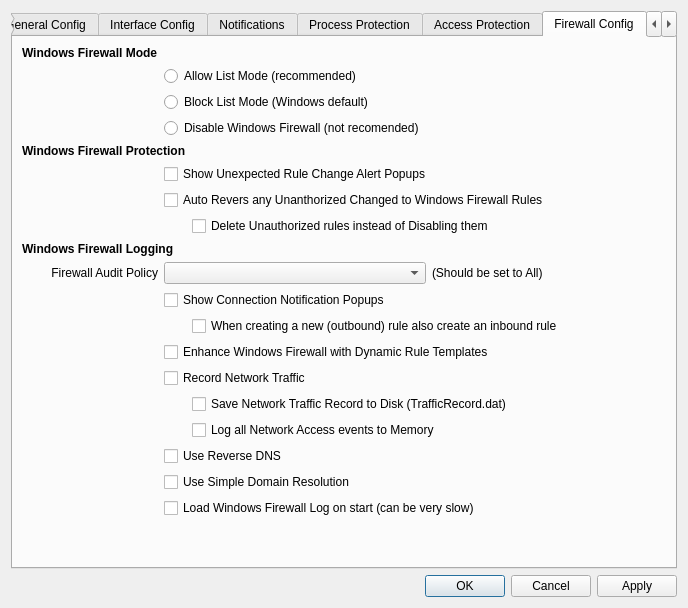
This is MajorPrivacy/Forms/SettingsWindow.ui in xanasoft/MajorPrivacy as Qt 5 draws it before an edit. The edited form follows.
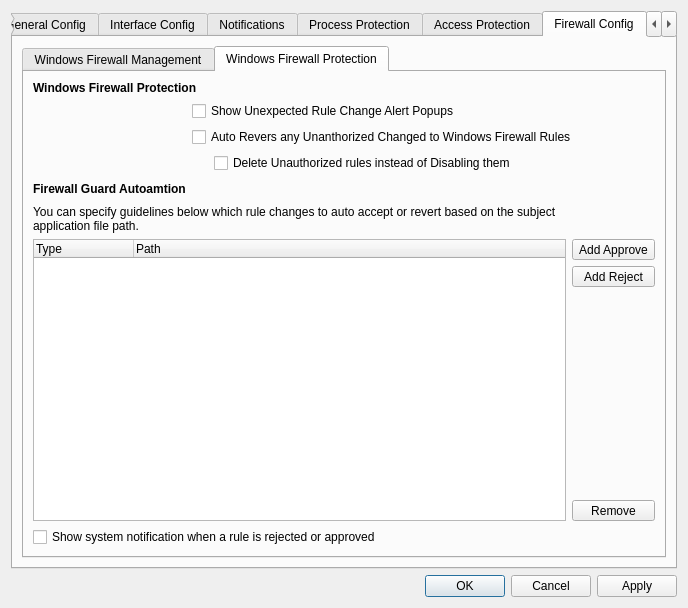
This is the edited form. The open tabs and pages were chosen to show the change. Icons and pictures are not drawn.

Patch:
```diff
--- a/MajorPrivacy/Forms/SettingsWindow.ui
+++ b/MajorPrivacy/Forms/SettingsWindow.ui
@@ -647,217 +647,371 @@
         </attribute>
         <layout class="QGridLayout" name="gridLayout_4">
          <item row="0" column="0">
-          <layout class="QGridLayout" name="gridLayout_2">
-           <item row="10" column="1" colspan="3">
-            <widget class="QCheckBox" name="chkFwShowPopUp">
-             <property name="text">
-              <string>Show Connection Notification Popups</string>
-             </property>
-            </widget>
-           </item>
-           <item row="8" column="0" colspan="2">
-            <widget class="QLabel" name="lblFwInfo">
-             <property name="font">
-              <font>
-               <bold>true</bold>
-               <kerning>true</kerning>
-              </font>
-             </property>
-             <property name="text">
-              <string>Windows Firewall Logging</string>
-             </property>
-            </widget>
-           </item>
-           <item row="18" column="1" colspan="3">
-            <widget class="QCheckBox" name="chkLoadFwLog">
-             <property name="text">
-              <string>Load Windows Firewall Log on start (can be very slow)</string>
-             </property>
-            </widget>
-           </item>
-           <item row="19" column="2">
-            <spacer name="horizontalSpacer">
-             <property name="orientation">
-              <enum>Qt::Orientation::Horizontal</enum>
-             </property>
-             <property name="sizeHint" stdset="0">
-              <size>
-               <width>40</width>
-               <height>20</height>
-              </size>
-             </property>
-            </spacer>
-           </item>
-           <item row="9" column="3">
-            <widget class="QLabel" name="label_4">
-             <property name="text">
-              <string>(Should be set to All)</string>
-             </property>
-            </widget>
-           </item>
-           <item row="11" column="2" colspan="2">
-            <widget class="QCheckBox" name="chkFwInOutRules">
-             <property name="text">
-              <string>When creating a new (outbound) rule also create an inbound rule</string>
-             </property>
-            </widget>
-           </item>
-           <item row="2" column="1" colspan="2">
-            <widget class="QRadioButton" name="radFwBlockList">
-             <property name="text">
-              <string>Block List Mode (Windows default)</string>
-             </property>
-            </widget>
-           </item>
-           <item row="19" column="3">
-            <spacer name="horizontalSpacer_2">
-             <property name="orientation">
-              <enum>Qt::Orientation::Horizontal</enum>
-             </property>
-             <property name="sizeHint" stdset="0">
-              <size>
-               <width>40</width>
-               <height>20</height>
-              </size>
-             </property>
-            </spacer>
-           </item>
-           <item row="0" column="0">
-            <widget class="QLabel" name="lblFw">
-             <property name="font">
-              <font>
-               <bold>true</bold>
-               <kerning>true</kerning>
-              </font>
-             </property>
-             <property name="text">
-              <string>Windows Firewall Mode</string>
-             </property>
-            </widget>
-           </item>
-           <item row="4" column="0" colspan="2">
-            <widget class="QLabel" name="lblFwGuard">
-             <property name="font">
-              <font>
-               <bold>true</bold>
-               <kerning>true</kerning>
-              </font>
-             </property>
-             <property name="text">
-              <string>Windows Firewall Protection</string>
-             </property>
-            </widget>
-           </item>
-           <item row="13" column="1" colspan="3">
-            <widget class="QCheckBox" name="chkNetTrace">
-             <property name="text">
-              <string>Record Network Traffic</string>
-             </property>
-            </widget>
-           </item>
-           <item row="6" column="1" colspan="3">
-            <widget class="QCheckBox" name="chkGuardFwRules">
-             <property name="text">
-              <string>Auto Revers any Unanthorized Changed to Windows Firewall Rules</string>
-             </property>
-            </widget>
-           </item>
-           <item row="5" column="1" colspan="3">
-            <widget class="QCheckBox" name="chkFwShowAlerts">
-             <property name="text">
-              <string>Show Unexpected Rule Change Alert Popups</string>
-             </property>
-             <property name="shortcut">
-              <string>Ctrl+S</string>
-             </property>
-            </widget>
-           </item>
-           <item row="12" column="1" colspan="3">
-            <widget class="QCheckBox" name="chkFwPlus">
-             <property name="toolTip">
-              <string>This feature enables the creation of firewall rule templates with path wildcards. When the Privacy Agent detects network activity matching a template without an existing rule, it automatically generates a new firewall rule.</string>
-             </property>
-             <property name="text">
-              <string>Enhance Windows Firewall with Dynamic Rule Templates</string>
-             </property>
-            </widget>
-           </item>
-           <item row="17" column="1" colspan="3">
-            <widget class="QCheckBox" name="chkSimpleDomains">
-             <property name="text">
-              <string>Use Simple Domain Resolution</string>
-             </property>
-            </widget>
-           </item>
-           <item row="3" column="1" colspan="2">
-            <widget class="QRadioButton" name="radFwDisable">
-             <property name="text">
-              <string>Disable Windows Firewall (not recomended)</string>
-             </property>
-            </widget>
-           </item>
-           <item row="16" column="1" colspan="3">
-            <widget class="QCheckBox" name="chkReverseDNS">
-             <property name="text">
-              <string>Use Reverse DNS</string>
-             </property>
-            </widget>
-           </item>
-           <item row="15" column="2" colspan="2">
-            <widget class="QCheckBox" name="chkFwLog">
-             <property name="text">
-              <string>Log all Network Access events to Memory</string>
-             </property>
-            </widget>
-           </item>
-           <item row="14" column="2" colspan="2">
-            <widget class="QCheckBox" name="chkTrafficRecord">
-             <property name="text">
-              <string>Save Network Traffic Record to Disk (TrafficRecord.dat)</string>
-             </property>
-            </widget>
-           </item>
-           <item row="9" column="0">
-            <widget class="QLabel" name="label_3">
-             <property name="text">
-              <string>Firewall Audit Policy</string>
-             </property>
-             <property name="alignment">
-              <set>Qt::AlignmentFlag::AlignRight|Qt::AlignmentFlag::AlignTrailing|Qt::AlignmentFlag::AlignVCenter</set>
-             </property>
-            </widget>
-           </item>
-           <item row="1" column="1" colspan="2">
-            <widget class="QRadioButton" name="radFwAllowList">
-             <property name="text">
-              <string>Allow List Mode (recommended)</string>
-             </property>
-            </widget>
-           </item>
-           <item row="9" column="1" colspan="2">
-            <widget class="QComboBox" name="cmbFwAuditPolicy"/>
-           </item>
-           <item row="19" column="1">
-            <spacer name="verticalSpacer_3">
-             <property name="orientation">
-              <enum>Qt::Orientation::Vertical</enum>
-             </property>
-             <property name="sizeHint" stdset="0">
-              <size>
-               <width>20</width>
-               <height>40</height>
-              </size>
-             </property>
-            </spacer>
-           </item>
-           <item row="7" column="2" colspan="2">
-            <widget class="QCheckBox" name="chkFwDelRogue">
-             <property name="text">
-              <string>Delete Unauthorized rules instead of Disabling them</string>
-             </property>
-            </widget>
-           </item>
-          </layout>
+          <widget class="QTabWidget" name="tabsFw">
+           <property name="currentIndex">
+            <number>1</number>
+           </property>
+           <widget class="QWidget" name="tab">
+            <attribute name="title">
+             <string>Windows Firewall Management</string>
+            </attribute>
+            <layout class="QGridLayout" name="gridLayout_18">
+             <item row="0" column="0">
+              <layout class="QGridLayout" name="gridLayout_2">
+               <item row="8" column="1" colspan="3">
+                <widget class="QCheckBox" name="chkFwPlus">
+                 <property name="toolTip">
+                  <string>This feature enables the creation of firewall rule templates with path wildcards. When the Privacy Agent detects network activity matching a template without an existing rule, it automatically generates a new firewall rule.</string>
+                 </property>
+                 <property name="text">
+                  <string>Enhance Windows Firewall with Dynamic Rule Templates</string>
+                 </property>
+                </widget>
+               </item>
+               <item row="13" column="1" colspan="3">
+                <widget class="QCheckBox" name="chkReverseDNS">
+                 <property name="text">
+                  <string>Use Reverse DNS</string>
+                 </property>
+                </widget>
+               </item>
+               <item row="1" column="1" colspan="2">
+                <widget class="QRadioButton" name="radFwAllowList">
+                 <property name="text">
+                  <string>Allow List Mode (recommended)</string>
+                 </property>
+                </widget>
+               </item>
+               <item row="5" column="0">
+                <widget class="QLabel" name="label_3">
+                 <property name="text">
+                  <string>Firewall Audit Policy</string>
+                 </property>
+                 <property name="alignment">
+                  <set>Qt::AlignmentFlag::AlignRight|Qt::AlignmentFlag::AlignTrailing|Qt::AlignmentFlag::AlignVCenter</set>
+                 </property>
+                </widget>
+               </item>
+               <item row="5" column="1" colspan="2">
+                <widget class="QComboBox" name="cmbFwAuditPolicy"/>
+               </item>
+               <item row="12" column="2" colspan="2">
+                <widget class="QCheckBox" name="chkFwLog">
+                 <property name="text">
+                  <string>Log all Network Access events to Memory</string>
+                 </property>
+                </widget>
+               </item>
+               <item row="2" column="1" colspan="2">
+                <widget class="QRadioButton" name="radFwBlockList">
+                 <property name="text">
+                  <string>Block List Mode (Windows default)</string>
+                 </property>
+                </widget>
+               </item>
+               <item row="0" column="0">
+                <widget class="QLabel" name="lblFw">
+                 <property name="font">
+                  <font>
+                   <bold>true</bold>
+                   <kerning>true</kerning>
+                  </font>
+                 </property>
+                 <property name="text">
+                  <string>Windows Firewall Mode</string>
+                 </property>
+                </widget>
+               </item>
+               <item row="10" column="1" colspan="3">
+                <widget class="QCheckBox" name="chkNetTrace">
+                 <property name="text">
+                  <string>Record Network Traffic</string>
+                 </property>
+                </widget>
+               </item>
+               <item row="16" column="1">
+                <spacer name="verticalSpacer_3">
+                 <property name="orientation">
+                  <enum>Qt::Orientation::Vertical</enum>
+                 </property>
+                 <property name="sizeHint" stdset="0">
+                  <size>
+                   <width>20</width>
+                   <height>40</height>
+                  </size>
+                 </property>
+                </spacer>
+               </item>
+               <item row="5" column="3">
+                <widget class="QLabel" name="label_4">
+                 <property name="text">
+                  <string>(Should be set to All)</string>
+                 </property>
+                </widget>
+               </item>
+               <item row="7" column="2" colspan="2">
+                <widget class="QCheckBox" name="chkFwInOutRules">
+                 <property name="text">
+                  <string>When creating a new (outbound) rule also create an inbound rule</string>
+                 </property>
+                </widget>
+               </item>
+               <item row="3" column="1" colspan="2">
+                <widget class="QRadioButton" name="radFwDisable">
+                 <property name="text">
+                  <string>Disable Windows Firewall (not recomended)</string>
+                 </property>
+                </widget>
+               </item>
+               <item row="15" column="1" colspan="3">
+                <widget class="QCheckBox" name="chkLoadFwLog">
+                 <property name="text">
+                  <string>Load Windows Firewall Log on start (can be very slow)</string>
+                 </property>
+                </widget>
+               </item>
+               <item row="16" column="3">
+                <spacer name="horizontalSpacer_2">
+                 <property name="orientation">
+                  <enum>Qt::Orientation::Horizontal</enum>
+                 </property>
+                 <property name="sizeHint" stdset="0">
+                  <size>
+                   <width>40</width>
+                   <height>20</height>
+                  </size>
+                 </property>
+                </spacer>
+               </item>
+               <item row="14" column="1" colspan="3">
+                <widget class="QCheckBox" name="chkSimpleDomains">
+                 <property name="text">
+                  <string>Use Simple Domain Resolution</string>
+                 </property>
+                </widget>
+               </item>
+               <item row="16" column="2">
+                <spacer name="horizontalSpacer">
+                 <property name="orientation">
+                  <enum>Qt::Orientation::Horizontal</enum>
+                 </property>
+                 <property name="sizeHint" stdset="0">
+                  <size>
+                   <width>40</width>
+                   <height>20</height>
+                  </size>
+                 </property>
+                </spacer>
+               </item>
+               <item row="4" column="0" colspan="2">
+                <widget class="QLabel" name="lblFwInfo">
+                 <property name="font">
+                  <font>
+                   <bold>true</bold>
+                   <kerning>true</kerning>
+                  </font>
+                 </property>
+                 <property name="text">
+                  <string>Windows Firewall Logging</string>
+                 </property>
+                </widget>
+               </item>
+               <item row="6" column="1" colspan="3">
+                <widget class="QCheckBox" name="chkFwShowPopUp">
+                 <property name="text">
+                  <string>Show Connection Notification Popups</string>
+                 </property>
+                </widget>
+               </item>
+               <item row="11" column="2" colspan="2">
+                <widget class="QCheckBox" name="chkTrafficRecord">
+                 <property name="text">
+                  <string>Save Network Traffic Record to Disk (TrafficRecord.dat)</string>
+                 </property>
+                </widget>
+               </item>
+               <item row="9" column="2" colspan="2">
+                <widget class="QCheckBox" name="chkFwPlusNotify">
+                 <property name="text">
+                  <string>Show system notification when a new rule has been created</string>
+                 </property>
+                </widget>
+               </item>
+              </layout>
+             </item>
+            </layout>
+           </widget>
+           <widget class="QWidget" name="tab_2">
+            <attribute name="title">
+             <string>Windows Firewall Protection</string>
+            </attribute>
+            <layout class="QGridLayout" name="gridLayout_20">
+             <item row="0" column="0">
+              <layout class="QGridLayout" name="gridLayout_19">
+               <item row="0" column="0" colspan="2">
+                <widget class="QLabel" name="lblFwGuard">
+                 <property name="font">
+                  <font>
+                   <bold>true</bold>
+                   <kerning>true</kerning>
+                  </font>
+                 </property>
+                 <property name="text">
+                  <string>Windows Firewall Protection</string>
+                 </property>
+                </widget>
+               </item>
+               <item row="7" column="3">
+                <widget class="QToolButton" name="btnFwGuardApprove">
+                 <property name="sizePolicy">
+                  <sizepolicy hsizetype="Minimum" vsizetype="Fixed">
+                   <horstretch>0</horstretch>
+                   <verstretch>0</verstretch>
+                  </sizepolicy>
+                 </property>
+                 <property name="text">
+                  <string>Add Approve</string>
+                 </property>
+                </widget>
+               </item>
+               <item row="6" column="0" colspan="3">
+                <widget class="QLabel" name="label_14">
+                 <property name="text">
+                  <string>You can specify guidelines below which rule changes to auto accept or revert based on the subject application file path.</string>
+                 </property>
+                 <property name="wordWrap">
+                  <bool>true</bool>
+                 </property>
+                </widget>
+               </item>
+               <item row="5" column="2">
+                <spacer name="horizontalSpacer_14">
+                 <property name="orientation">
+                  <enum>Qt::Orientation::Horizontal</enum>
+                 </property>
+                 <property name="sizeHint" stdset="0">
+                  <size>
+                   <width>40</width>
+                   <height>20</height>
+                  </size>
+                 </property>
+                </spacer>
+               </item>
+               <item row="8" column="3">
+                <widget class="QToolButton" name="btnFwGuardReject">
+                 <property name="sizePolicy">
+                  <sizepolicy hsizetype="Minimum" vsizetype="Fixed">
+                   <horstretch>0</horstretch>
+                   <verstretch>0</verstretch>
+                  </sizepolicy>
+                 </property>
+                 <property name="text">
+                  <string>Add Reject</string>
+                 </property>
+                </widget>
+               </item>
+               <item row="1" column="1" colspan="3">
+                <widget class="QCheckBox" name="chkFwShowAlerts">
+                 <property name="text">
+                  <string>Show Unexpected Rule Change Alert Popups</string>
+                 </property>
+                 <property name="shortcut">
+                  <string>Ctrl+S</string>
+                 </property>
+                </widget>
+               </item>
+               <item row="9" column="3">
+                <spacer name="verticalSpacer_10">
+                 <property name="orientation">
+                  <enum>Qt::Orientation::Vertical</enum>
+                 </property>
+                 <property name="sizeHint" stdset="0">
+                  <size>
+                   <width>20</width>
+                   <height>40</height>
+                  </size>
+                 </property>
+                </spacer>
+               </item>
+               <item row="10" column="3">
+                <widget class="QToolButton" name="btnFwGuardRemove">
+                 <property name="sizePolicy">
+                  <sizepolicy hsizetype="Minimum" vsizetype="Fixed">
+                   <horstretch>0</horstretch>
+                   <verstretch>0</verstretch>
+                  </sizepolicy>
+                 </property>
+                 <property name="text">
+                  <string>Remove</string>
+                 </property>
+                </widget>
+               </item>
+               <item row="3" column="2" colspan="2">
+                <widget class="QCheckBox" name="chkFwDelRogue">
+                 <property name="text">
+                  <string>Delete Unauthorized rules instead of Disabling them</string>
+                 </property>
+                </widget>
+               </item>
+               <item row="2" column="1" colspan="3">
+                <widget class="QCheckBox" name="chkGuardFwRules">
+                 <property name="text">
+                  <string>Auto Revers any Unanthorized Changed to Windows Firewall Rules</string>
+                 </property>
+                </widget>
+               </item>
+               <item row="5" column="1">
+                <widget class="QLabel" name="label_10">
+                 <property name="minimumSize">
+                  <size>
+                   <width>16</width>
+                   <height>16</height>
+                  </size>
+                 </property>
+                 <property name="text">
+                  <string/>
+                 </property>
+                </widget>
+               </item>
+               <item row="5" column="0">
+                <widget class="QLabel" name="lblFwAutoGuard">
+                 <property name="font">
+                  <font>
+                   <bold>true</bold>
+                   <kerning>true</kerning>
+                  </font>
+                 </property>
+                 <property name="text">
+                  <string>Firewall Guard Autoamtion</string>
+                 </property>
+                </widget>
+               </item>
+               <item row="7" column="0" rowspan="4" colspan="3">
+                <widget class="QTreeWidget" name="treeFwGuard">
+                 <column>
+                  <property name="text">
+                   <string>Type</string>
+                  </property>
+                 </column>
+                 <column>
+                  <property name="text">
+                   <string>Path</string>
+                  </property>
+                 </column>
+                </widget>
+               </item>
+               <item row="11" column="0" colspan="4">
+                <widget class="QCheckBox" name="btnFwGuardNotify">
+                 <property name="text">
+                  <string>Show system notification when a rule is rejected or approved</string>
+                 </property>
+                </widget>
+               </item>
+              </layout>
+             </item>
+            </layout>
+           </widget>
+          </widget>
          </item>
         </layout>
        </widget>
```
Left out of the diff: 262 changed lines with no effect on the pictures.
